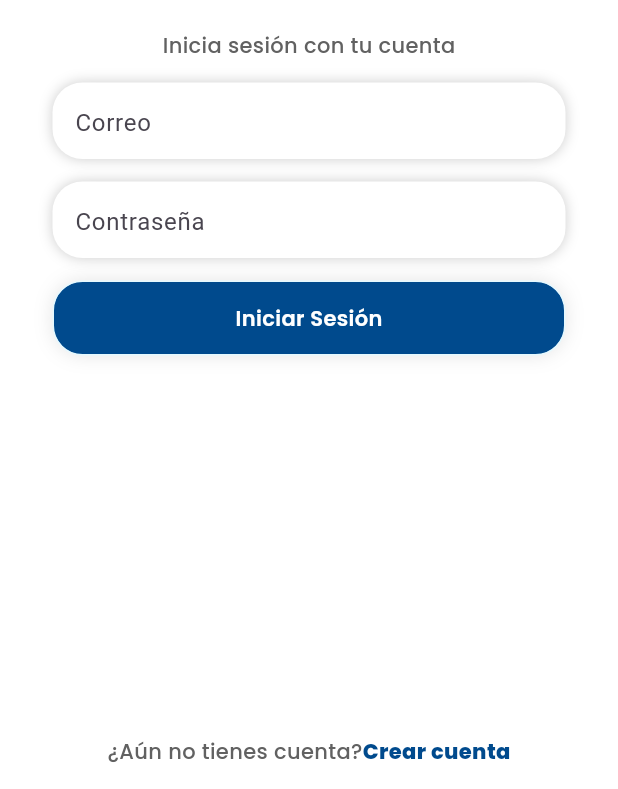
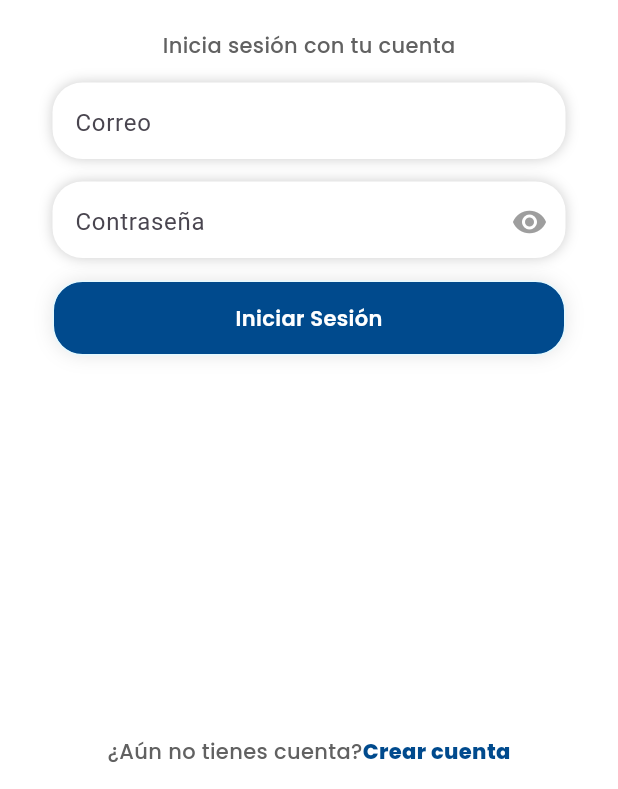
Before and after one commit to ArgelCM16/mamadas, a Flutter app: the screen it shows after launch, after a tap on "Iniciar Sesión", on a phone screen of 412 x 824 dp, the part 447-1236 px from its top. Run offline on Flutter 3.47's test engine with Material 3 defaults, Android fonts, the light colour scheme and no system bars; our stand-ins replace curved_navigation_bar, fl_chart, geolocator, get, google_fonts, hexcolor and 4 more; missing offline and left inert: wifi_iot, wifi_scan; network calls fail.

Commit message:
ojito loguin y bug

```diff
--- a/lib/main.dart
+++ b/lib/main.dart
@@ -1,16 +1,16 @@
 import 'package:flutter/material.dart';
 import 'package:flutter/services.dart';
+// ignore: depend_on_referenced_packages
 import 'package:get/get.dart';
 import 'package:poolclean/pages/ajustes_iniciales.dart';
 import 'package:poolclean/pages/connection.wife.dart';
 import 'package:poolclean/pages/detalles_piscina.dart';
 import 'package:poolclean/pages/inicio.dart';
 import 'package:poolclean/utils/provider.dart';
-import 'package:provider/provider.dart'; // Importar Provider
+import 'package:provider/provider.dart';
 import 'package:poolclean/pages/configuracion.wife.dart';
 import 'package:poolclean/pages/login.dart';
 import 'package:poolclean/pages/splash.dart';
-import 'package:poolclean/pages/home.dart';
 import 'package:poolclean/widgets/menu.navegacion.dart';
 
 void main() {
--- a/lib/pages/login.dart
+++ b/lib/pages/login.dart
@@ -9,15 +9,23 @@ import 'package:poolclean/widgets/menu.navegacion.dart';
 import 'package:poolclean/widgets/text.form.global.dart';
 import 'package:shared_preferences/shared_preferences.dart'; // Importa SharedPreferences
 
-class LoginPage extends StatelessWidget {
+class LoginPage extends StatefulWidget {
+  // Cambié a StatefulWidget
   LoginPage({super.key});
+  @override
+  _LoginPageState createState() => _LoginPageState();
+}
+
+class _LoginPageState extends State<LoginPage> {
   final TextEditingController correoController = TextEditingController();
   final TextEditingController contraController = TextEditingController();
+  bool _isPasswordVisible =
+      false; // Estado para manejar la visibilidad de la contraseña
 
   Future<void> _login(BuildContext context) async {
-    const String apiUrl = "https://poolcleanapi-production.up.railway.app/api/login";
+    const String apiUrl =
+        "https://poolcleanapi-production.up.railway.app/api/login";
 
-    // Verificar si los campos están vacíos
     if (correoController.text.isEmpty || contraController.text.isEmpty) {
       ScaffoldMessenger.of(context).showSnackBar(
         const SnackBar(content: Text('Por favor, completa todos los campos')),
@@ -26,7 +34,6 @@ class LoginPage extends StatelessWidget {
     }
 
     try {
-      // Realizar la solicitud HTTP POST
       final response = await http.post(
         Uri.parse(apiUrl),
         headers: {"Content-Type": "application/json"},
@@ -38,8 +45,6 @@ class LoginPage extends StatelessWidget {
 
       if (response.statusCode == 200) {
         final data = json.decode(response.body);
-        print('Respuesta del servidor: $data');
-
         if (data['token'] != null) {
           SharedPreferences prefs = await SharedPreferences.getInstance();
           await prefs.setString('auth_token', data['token']);
@@ -48,10 +53,7 @@ class LoginPage extends StatelessWidget {
           await prefs.setString('user_lastname', data['user']['Apellidos']);
           await prefs.setString('user_email', data['user']['Correo']);
 
-          // ScaffoldMessenger.of(context).showSnackBar(
-          await checkAndSaveUserIp(context, data['token'], data['user']['Id']);
-          //   SnackBar(content: Text("Inicio de sesión exitoso")),
-          // );
+          // Navega a la siguiente pantalla
           Navigator.pushReplacementNamed(context, '/conectarwife');
         } else {
           ScaffoldMessenger.of(context).showSnackBar(
@@ -59,47 +61,22 @@ class LoginPage extends StatelessWidget {
                 content: Text(data['message'] ?? "Credenciales incorrectas")),
           );
         }
+      } else if (response.statusCode == 404) {
+        ScaffoldMessenger.of(context).showSnackBar(
+          const SnackBar(content: Text("Usuario o contraseña incorrectos.")),
+        );
       } else {
         ScaffoldMessenger.of(context).showSnackBar(
-          SnackBar(content: Text("Error en el servidor. Intenta más tarde")),
+          const SnackBar(
+              content: Text("Error del servidor. Intenta más tarde.")),
         );
       }
     } catch (error) {
       ScaffoldMessenger.of(context).showSnackBar(
-        SnackBar(content: Text("Error de conexión. Revisa tu red")),
+        SnackBar(content: Text("Error de conexión: $error")),
       );
     }
   }
-
-  Future<void> checkAndSaveUserIp(BuildContext context, String token, int userId) async {
-  try {
-    // URL de la API con el ID de usuario
-    final url = 'https://poolcleanapi-production.up.railway.app/api/verUsuarioIp/$userId';
-
-    // Realizar solicitud GET con el token en los encabezados
-    final response = await http.get(
-      Uri.parse(url),
-      headers: {'Authorization': 'Bearer $token'},
-    );
-
-    if (response.statusCode == 200) {
-      // Parsear la respuesta JSON
-      final data = json.decode(response.body);
-
-      if (data['usuario_ip'] != null) {
-        // Guardar la IP en SharedPreferences
-        SharedPreferences prefs = await SharedPreferences.getInstance();
-        await prefs.setString('Poolcleanip', data['usuario_ip']);
-      } else {
-        print('No se encontró una dirección IP para este usuario.');
-      }
-    } else {
-      print('Error al obtener los datos del usuario: ${response.statusCode}');
-    }
-  } catch (e) {
-    print('Error durante la solicitud: $e');
-  }
-}
 
   @override
   Widget build(BuildContext context) {
@@ -138,7 +115,7 @@ class LoginPage extends StatelessWidget {
                         child: Column(
                           crossAxisAlignment: CrossAxisAlignment.start,
                           children: [
-                            SizedBox(height: 90),
+                            const SizedBox(height: 90),
                             Container(
                               alignment: Alignment.center,
                               child: Text(
@@ -151,7 +128,7 @@ class LoginPage extends StatelessWidget {
                                 )),
                               ),
                             ),
-                            SizedBox(height: 20),
+                            const SizedBox(height: 20),
                             Center(
                               child: Text(
                                 'Inicia sesión con tu cuenta',
@@ -163,21 +140,29 @@ class LoginPage extends StatelessWidget {
                                 )),
                               ),
                             ),
-                            SizedBox(height: 15),
+                            const SizedBox(height: 15),
                             TextGeneralForm(
                               controller: correoController,
                               text: 'Correo',
                               obscure: false,
                               textInputType: TextInputType.emailAddress,
                             ),
-                            SizedBox(height: 15),
+                            const SizedBox(height: 15),
+                            // Uso de TextGeneralForm para la contraseña con visibilidad
                             TextGeneralForm(
                               controller: contraController,
                               text: 'Contraseña',
-                              obscure: true,
+                              obscure: !_isPasswordVisible,
                               textInputType: TextInputType.text,
+                              validator: (value) {
+                                if (value == null || value.isEmpty) {
+                                  return 'Por favor ingresa tu contraseña';
+                                }
+                                return null;
+                              },
                             ),
-                            SizedBox(height: 15),
+
+                            const SizedBox(height: 15),
                             InkWell(
                               onTap: () => _login(context),
                               child: Container(
@@ -198,9 +183,8 @@ class LoginPage extends StatelessWidget {
                                 child: Text(
                                   'Iniciar Sesión',
                                   style: GoogleFonts.poppins(
-                                      textStyle: TextStyle(
-                                          color: Colors.white,
-                                          fontWeight: FontWeight.w600)),
+                                      color: Colors.white,
+                                      fontWeight: FontWeight.w600),
                                 ),
                               ),
                             ),
--- a/lib/pages/splash.dart
+++ b/lib/pages/splash.dart
@@ -2,7 +2,6 @@ import 'dart:async';
 import 'package:flutter/material.dart';
 import 'package:get/get.dart';
 import 'package:google_fonts/google_fonts.dart';
-import 'package:poolclean/pages/inicio.dart';
 import 'package:poolclean/utils/global.colors.dart';
 
 class Splash extends StatelessWidget {
@@ -12,7 +11,7 @@ class Splash extends StatelessWidget {
   Widget build(BuildContext context) {
     Timer(const Duration(seconds: 5), () {
       if (Get.currentRoute == '/') {
-        Get.off(const InicioPage());
+        Get.offNamed('/inicio');
       }
     });
 
--- a/lib/widgets/text.form.global.dart
+++ b/lib/widgets/text.form.global.dart
@@ -1,20 +1,42 @@
 import 'package:flutter/material.dart';
 
-class TextGeneralForm extends StatelessWidget {
-  TextGeneralForm(
-      {super.key,
+class TextGeneralForm extends StatefulWidget {
+  TextGeneralForm({
+    super.key,
     required this.controller,
     this.validator,
     this.maxLength,
     required this.text,
     required this.textInputType,
-      required this.obscure});
+    required this.obscure,
+  });
+
   final TextEditingController controller;
   final String? Function(String?)? validator;
   final String text;
   final TextInputType textInputType;
   final bool obscure;
   final int? maxLength;
+
+  @override
+  _TextGeneralFormState createState() => _TextGeneralFormState();
+}
+
+class _TextGeneralFormState extends State<TextGeneralForm> {
+  late bool _obscureText;
+
+  @override
+  void initState() {
+    super.initState();
+    _obscureText = widget.obscure;
+  }
+
+  void _togglePasswordVisibility() {
+    setState(() {
+      _obscureText = !_obscureText;
+    });
+  }
+
   @override
   Widget build(BuildContext context) {
     return Container(
@@ -26,21 +48,36 @@ class TextGeneralForm extends StatelessWidget {
           BoxShadow(
             color: Colors.black.withOpacity(0.2),
             blurRadius: 7,
-            )
-          ]),
-      child: TextFormField(
-        controller: controller,
-        keyboardType: textInputType,
-        obscureText: obscure,
-        maxLength: maxLength,
+          ),
+        ],
+      ),
+      child: Row( // Utilizamos Row para alinear el campo de texto y el icono
+        children: [
+          Expanded(
+            child: TextField(
+              controller: widget.controller,
+              obscureText: _obscureText,
+              keyboardType: widget.textInputType,
+              maxLength: widget.maxLength,
               decoration: InputDecoration(
-          hintText: text,
+                hintText: widget.text,
                 border: InputBorder.none,
                 contentPadding: EdgeInsets.all(0),
                 hintStyle: TextStyle(height: 1),
                 counterText: "",
               ),
-        validator: validator,
+            ),
+          ),
+          // Aquí agregamos el icono solo si el texto es "contraseña"
+          if (widget.text.toLowerCase() == "contraseña")
+            IconButton(
+              icon: Icon(
+                _obscureText ? Icons.visibility : Icons.visibility_off,
+                color: Colors.grey,
+              ),
+              onPressed: _togglePasswordVisibility,
+            ),
+        ],
       ),
     );
   }
```
Also changed, not shown: lib/pages/connection.wife.dart (+79 -70 lines), lib/pages/crear_cuentra.dart (+5 -4 lines), lib/pages/perfil.dart (+2 -6 lines), 1 other file. Lines whose indentation alone changed are shown as unchanged.
